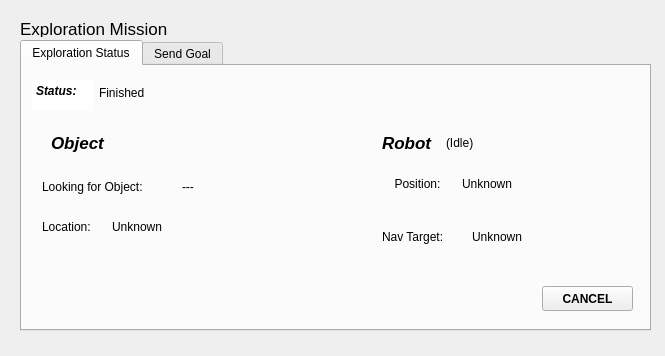
The window that exploration_gui/ui_files/exploration_gui.ui (ADVRHumanoids/robot_exploration) describes before a commit, drawn with Qt 5.
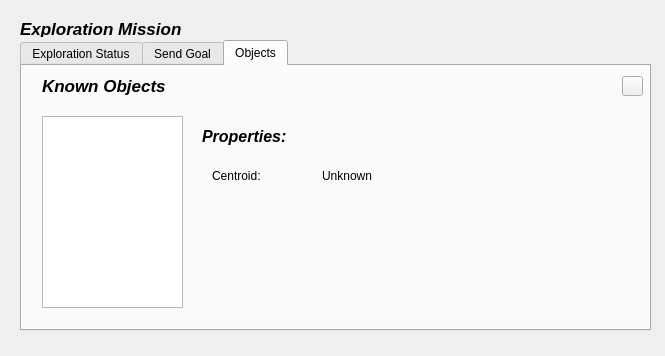
The same window after the commit. Icons and pictures are not drawn.

Commit message: Add object tab

The edit to the form file:
```diff
--- a/exploration_gui/ui_files/exploration_gui.ui
+++ b/exploration_gui/ui_files/exploration_gui.ui
@@ -33,7 +33,7 @@
      <bool>true</bool>
     </property>
     <property name="currentIndex">
-     <number>0</number>
+     <number>2</number>
     </property>
     <widget class="QWidget" name="status_tab">
      <attribute name="title">
@@ -423,6 +423,125 @@
       </property>
      </widget>
     </widget>
+    <widget class="QWidget" name="objects_tab">
+     <attribute name="title">
+      <string>Objects</string>
+     </attribute>
+     <widget class="QLabel" name="label_8">
+      <property name="geometry">
+       <rect>
+        <x>20</x>
+        <y>10</y>
+        <width>151</width>
+        <height>20</height>
+       </rect>
+      </property>
+      <property name="font">
+       <font>
+        <pointsize>13</pointsize>
+        <weight>75</weight>
+        <italic>true</italic>
+        <bold>true</bold>
+       </font>
+      </property>
+      <property name="text">
+       <string>Known Objects</string>
+      </property>
+     </widget>
+     <widget class="QPushButton" name="update_button_2">
+      <property name="geometry">
+       <rect>
+        <x>600</x>
+        <y>10</y>
+        <width>21</width>
+        <height>20</height>
+       </rect>
+      </property>
+      <property name="text">
+       <string/>
+      </property>
+      <property name="icon">
+       <iconset>
+        <normaloff>../icons/update.png</normaloff>../icons/update.png</iconset>
+      </property>
+     </widget>
+     <widget class="QListWidget" name="known_objects_list">
+      <property name="geometry">
+       <rect>
+        <x>20</x>
+        <y>50</y>
+        <width>141</width>
+        <height>192</height>
+       </rect>
+      </property>
+     </widget>
+     <widget class="QWidget" name="properties_window" native="true">
+      <property name="enabled">
+       <bool>true</bool>
+      </property>
+      <property name="geometry">
+       <rect>
+        <x>170</x>
+        <y>50</y>
+        <width>441</width>
+        <height>201</height>
+       </rect>
+      </property>
+      <widget class="QLabel" name="label_9">
+       <property name="geometry">
+        <rect>
+         <x>10</x>
+         <y>10</y>
+         <width>151</width>
+         <height>20</height>
+        </rect>
+       </property>
+       <property name="font">
+        <font>
+         <pointsize>12</pointsize>
+         <weight>75</weight>
+         <italic>true</italic>
+         <bold>true</bold>
+        </font>
+       </property>
+       <property name="text">
+        <string>Properties:</string>
+       </property>
+      </widget>
+      <widget class="QLabel" name="label">
+       <property name="geometry">
+        <rect>
+         <x>20</x>
+         <y>40</y>
+         <width>81</width>
+         <height>40</height>
+        </rect>
+       </property>
+       <property name="text">
+        <string>Centroid:</string>
+       </property>
+       <property name="wordWrap">
+        <bool>true</bool>
+       </property>
+      </widget>
+      <widget class="QLabel" name="obj_centroid">
+       <property name="geometry">
+        <rect>
+         <x>130</x>
+         <y>40</y>
+         <width>141</width>
+         <height>40</height>
+        </rect>
+       </property>
+       <property name="text">
+        <string>Unknown</string>
+       </property>
+       <property name="wordWrap">
+        <bool>true</bool>
+       </property>
+      </widget>
+     </widget>
+    </widget>
    </widget>
    <widget class="QLabel" name="title_label">
     <property name="geometry">
@@ -436,7 +555,9 @@
     <property name="font">
      <font>
       <pointsize>13</pointsize>
-      <italic>false</italic>
+      <weight>75</weight>
+      <italic>true</italic>
+      <bold>true</bold>
      </font>
     </property>
     <property name="text">
```
Left out of the diff: 2 changed lines with no effect on the pictures. The commit also changes 1 other file.
